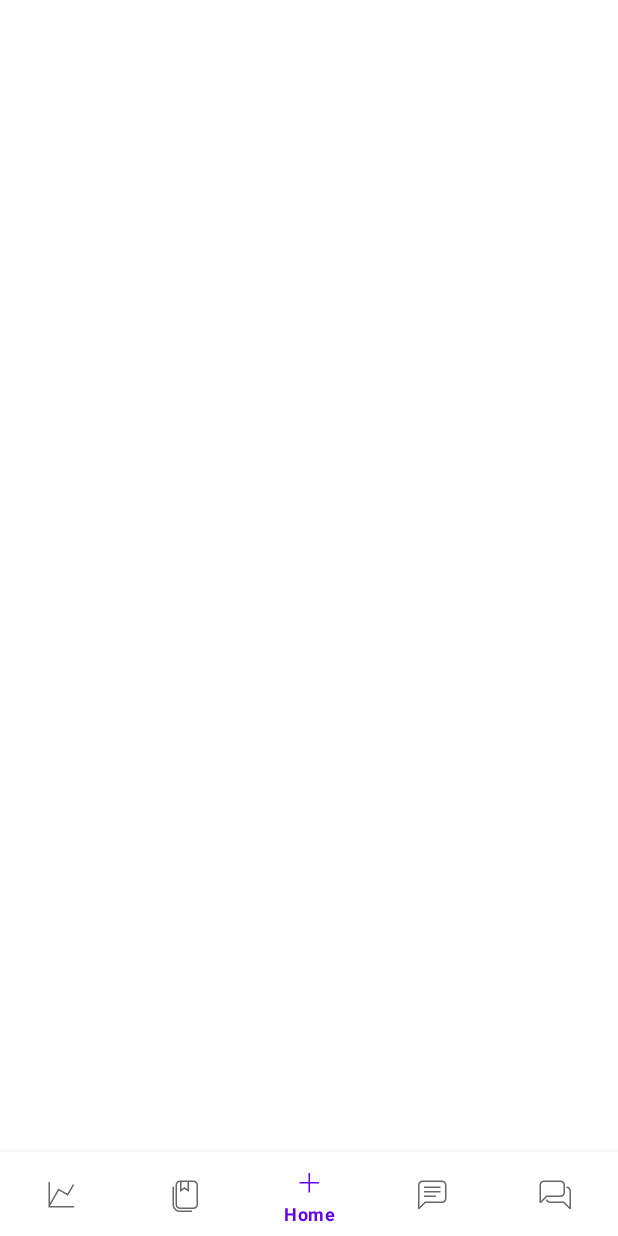
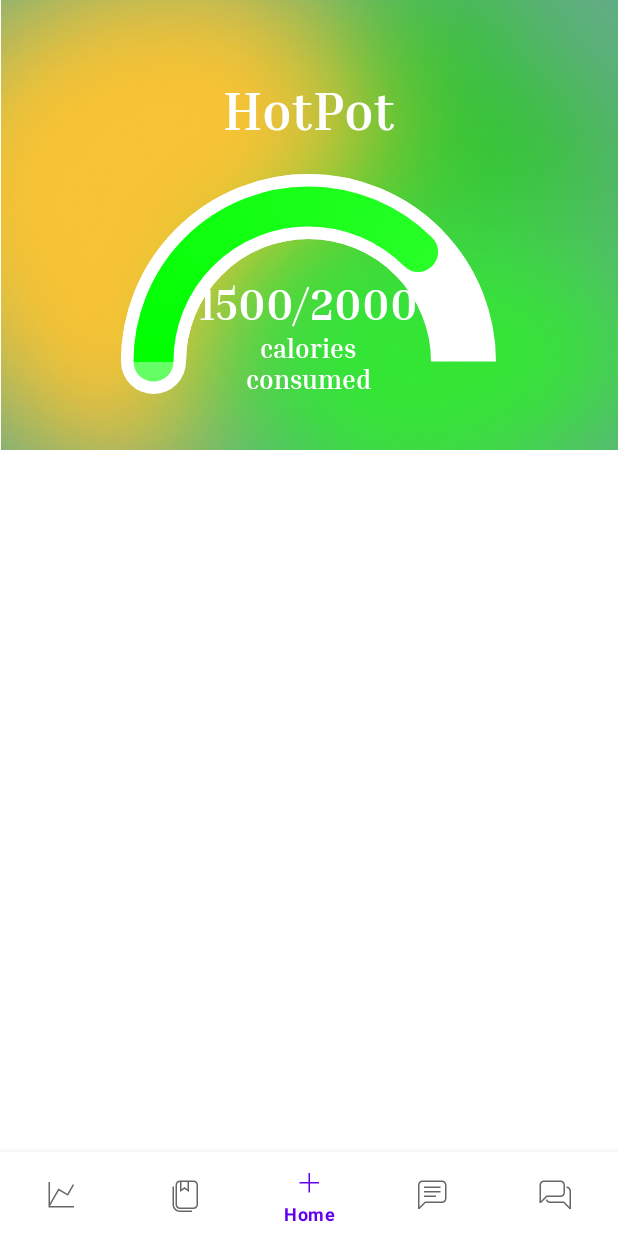
Before and after one commit to ioiiiomio/HotPot_android, an Android app built with Jetpack Compose: the screen it shows after launch (MainActivity), on a phone screen of 412 x 824 dp. Before the commit the screen is almost empty. Run offline under Robolectric (Android 15) with nearby library versions, the phone set to English and light mode, and no system bars; our stand-ins replace navigation-ui.

Commit message:
home page progress ring done

```diff
--- a/app/src/main/java/com/example/hotpot/fragments/HomeFragment.kt
+++ b/app/src/main/java/com/example/hotpot/fragments/HomeFragment.kt
@@ -16,6 +16,8 @@ class HomeFragment : Fragment() {
         savedInstanceState: Bundle?
     ): View {
         _binding = FragmentHomeBinding.inflate(inflater, container, false)
+        binding.progressBarRing.currentCalories = 1500f
+        binding.caloriesTotal.text="${1500}/${binding.progressBarRing.dailyNorm.toInt()}"
         return binding.root
     }
 
--- /dev/null
+++ b/app/src/main/java/com/example/hotpot/models/CaloriesProgressBarRing.kt
@@ -0,0 +1,104 @@
+package com.example.hotpot.models
+
+import android.content.Context
+import android.graphics.Canvas
+import android.graphics.Color
+import android.graphics.Matrix
+import android.graphics.Outline
+import android.graphics.Paint
+import android.graphics.Rect
+import android.graphics.RectF
+import android.graphics.SweepGradient
+import android.util.AttributeSet
+import android.view.View
+import android.view.ViewOutlineProvider
+
+class CaloriesProgressBarRing @JvmOverloads constructor(
+    context: Context,
+    attrs: AttributeSet? = null,
+    defStyleAttr: Int = 0
+) : View(context, attrs, defStyleAttr) {
+
+    // Daily norm and current calories – update these as needed.
+    var dailyNorm: Float = 2000f
+    var currentCalories: Float = 0f
+        set(value) {
+            field = value
+            invalidate() // Redraw when value changes.
+        }
+
+    // Define stroke widths.
+    private val ringStrokeWidth = 65f        // Overall ring thickness (used for background & outline)
+    private val progressStrokeWidth = 40f    // Thickness for the colored progress arc
+
+    // Paint for the background arc (white).
+    private val paintBackground = Paint(Paint.ANTI_ALIAS_FLAG).apply {
+        style = Paint.Style.STROKE
+        color = Color.WHITE
+        strokeWidth = ringStrokeWidth
+    }
+
+    // Paint for the progress arc outline (white border).
+    private val paintProgressOutline = Paint(Paint.ANTI_ALIAS_FLAG).apply {
+        style = Paint.Style.STROKE
+        color = Color.WHITE
+        strokeCap = Paint.Cap.ROUND
+        strokeWidth = ringStrokeWidth
+    }
+
+    // Paint for the colored progress arc.
+    private val paintProgress = Paint(Paint.ANTI_ALIAS_FLAG).apply {
+        style = Paint.Style.STROKE
+        strokeCap = Paint.Cap.ROUND
+        strokeWidth = progressStrokeWidth
+    }
+
+    // Rectangle bounds for the arc.
+    private val rectF = RectF()
+
+    override fun onSizeChanged(w: Int, h: Int, oldw: Int, oldh: Int) {
+        super.onSizeChanged(w, h, oldw, oldh)
+        // Adjust drawing bounds to account for the maximum stroke width.
+        val padding = ringStrokeWidth / 2
+        rectF.set(padding, padding, w - padding, h - padding)
+    }
+
+    override fun onDraw(canvas: Canvas) {
+        super.onDraw(canvas)
+
+        // Clip the canvas to the upper half.
+        canvas.save()
+        canvas.clipRect(0f, 0f, width.toFloat(), height / 1.7f)
+
+        // Draw the background arc.
+        canvas.drawArc(rectF, 180f, 180f, false, paintBackground)
+
+        // Calculate the progress sweep angle.
+        val progressRatio = currentCalories / dailyNorm
+        val sweepAngle = 180f * progressRatio.coerceAtMost(1f)
+
+        // Prepare the progress arc’s paint (gradient if within limit, or red otherwise).
+        if (currentCalories <= dailyNorm * 1.05) {
+            val gradient = SweepGradient(
+                rectF.centerX(), rectF.centerY(),
+                intArrayOf(Color.GREEN, Color.parseColor("#66FF66")),
+                null
+            )
+            val matrix = Matrix()
+            matrix.preRotate(180f, rectF.centerX(), rectF.centerY())
+            gradient.setLocalMatrix(matrix)
+            paintProgress.shader = gradient
+        } else {
+            paintProgress.shader = null
+            paintProgress.color = Color.RED
+        }
+
+        // Draw the progress arc outline first.
+        canvas.drawArc(rectF, 180f, sweepAngle, false, paintProgressOutline)
+        // Then draw the colored progress arc on top.
+        canvas.drawArc(rectF, 180f, sweepAngle, false, paintProgress)
+
+        // Restore canvas clipping.
+        canvas.restore()
+    }
+}
--- a/app/src/main/res/layout/fragment_home.xml
+++ b/app/src/main/res/layout/fragment_home.xml
@@ -1,6 +1,85 @@
 <?xml version="1.0" encoding="utf-8"?>
-<androidx.constraintlayout.widget.ConstraintLayout xmlns:android="http://schemas.android.com/apk/res/android"
+<androidx.constraintlayout.widget.ConstraintLayout
+    xmlns:android="http://schemas.android.com/apk/res/android"
+    xmlns:app="http://schemas.android.com/apk/res-auto"
     android:layout_width="match_parent"
-    android:layout_height="match_parent">
+    android:layout_height="match_parent"
+    android:orientation="vertical"
+    android:layout_gravity="center">
+
+    <!-- Background Image -->
+    <ImageView
+        android:id="@+id/banner"
+        android:layout_width="411dp"
+        android:layout_height="300dp"
+        android:contentDescription="header_bg"
+        android:scaleType="fitXY"
+        android:src="@drawable/header_bg"
+        app:layout_constraintTop_toTopOf="parent"
+        app:layout_constraintStart_toStartOf="parent"
+        app:layout_constraintEnd_toEndOf="parent"/>
+
+    <!-- Category Buttons -->
+
+
+    <com.example.hotpot.models.CaloriesProgressBarRing
+        android:id="@+id/progressBarRing"
+        android:layout_width="250dp"
+        android:layout_height="250dp"
+        android:layout_marginTop="116dp"
+        app:layout_constraintEnd_toEndOf="@+id/banner"
+        app:layout_constraintHorizontal_bias="0.496"
+        app:layout_constraintStart_toStartOf="@+id/banner"
+        app:layout_constraintTop_toTopOf="@id/banner" />
+
+    <TextView
+        android:id="@+id/titleText"
+        android:layout_width="wrap_content"
+        android:layout_height="wrap_content"
+        android:fontFamily="@font/inria_serif_bold"
+        android:text="@string/app_name"
+        android:textColor="@color/white"
+        android:textSize="35sp"
+        app:layout_constraintBottom_toTopOf="@id/progressBarRing"
+        app:layout_constraintEnd_toEndOf="parent"
+        app:layout_constraintStart_toStartOf="parent"
+        android:layout_marginVertical="20dp"/>
+
+    <LinearLayout
+        android:layout_width="wrap_content"
+        android:layout_height="wrap_content"
+        android:orientation="vertical"
+        android:gravity="center"
+        app:layout_constraintBottom_toBottomOf="@id/progressBarRing"
+        app:layout_constraintTop_toTopOf="@+id/progressBarRing"
+        app:layout_constraintStart_toStartOf="@+id/progressBarRing"
+        app:layout_constraintEnd_toEndOf="@+id/progressBarRing"
+        app:layout_constraintVertical_bias="0.4">
+
+    <TextView
+        android:id="@+id/caloriesTotal"
+        android:layout_width="wrap_content"
+        android:layout_height="wrap_content"
+        android:fontFamily="@font/inria_serif_bold"
+        android:text="2500/2500"
+        android:textColor="@color/white"
+        android:textSize="30sp"
+        />
+
+    <TextView
+        android:layout_width="100dp"
+        android:layout_height="wrap_content"
+        android:fontFamily="@font/inria_serif_bold"
+        android:text="@string/calories_consumed"
+        android:textAlignment="center"
+        android:textColor="@color/white"
+        android:textSize="17sp"
+        app:layout_constraintBottom_toBottomOf="@id/progressBarRing"
+        app:layout_constraintEnd_toEndOf="@+id/progressBarRing"
+        app:layout_constraintStart_toStartOf="@+id/progressBarRing"
+        app:layout_constraintTop_toTopOf="@+id/progressBarRing"
+        app:layout_constraintVertical_bias="0.505" />
+    </LinearLayout>
+
 
 </androidx.constraintlayout.widget.ConstraintLayout>
--- a/app/src/main/res/layout/models_post_item.xml
+++ b/app/src/main/res/layout/models_post_item.xml
@@ -2,7 +2,8 @@
     android:layout_width="match_parent"
     android:layout_height="100dp"
     android:orientation="horizontal"
-    android:layout_margin="20dp"
+    android:layout_marginHorizontal="20dp"
+    android:layout_marginTop="10dp"
     android:padding="8dp"
     android:background="@drawable/item_card_background"
     android:backgroundTint="@color/light_beige">
--- a/app/src/main/res/values/dimens.xml
+++ b/app/src/main/res/values/dimens.xml
@@ -1,4 +1,4 @@
 <?xml version="1.0" encoding="utf-8"?>
 <resources>
-    <dimen name="item_spacing">16dp</dimen>
+    <dimen name="item_spacing">10dp</dimen>
 </resources>
--- a/app/src/main/res/values/strings.xml
+++ b/app/src/main/res/values/strings.xml
@@ -3,4 +3,5 @@
     <string name="forum_page">Forum</string>
     <string name="lorem_ipsum">Lorem ipsum dolor sit amet, consectetur adipiscing elit, sed do eiusmod tempor incididunt ut labore et dolore magna aliqua. Ut enim ad minim veniam, quis nostrud exercitation ullamco laboris nisi ut aliquip ex ea commodo consequat. Duis aute irure dolor in reprehenderit in voluptate velit esse </string>
     <string name="image">https://norma-center.ru/assets/uploads/images/u/89/t/dietolog-1562314436.jpg</string>
+    <string name="calories_consumed">calories consumed</string>
 </resources>
```
Also changed, not shown: app/src/main/res/drawable/header_bg.png (added), 1 other file.
